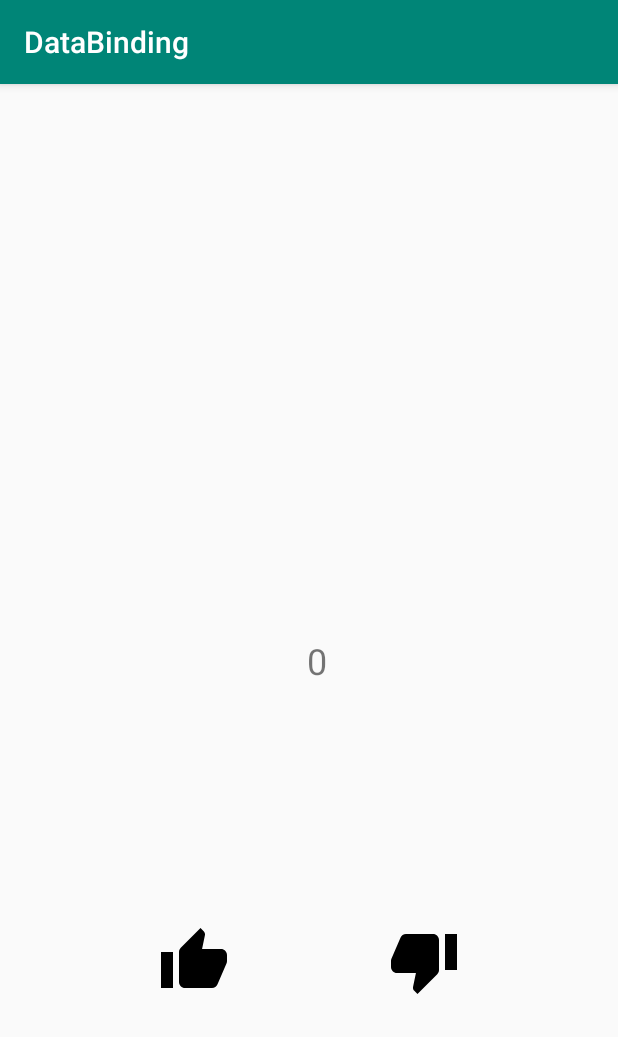
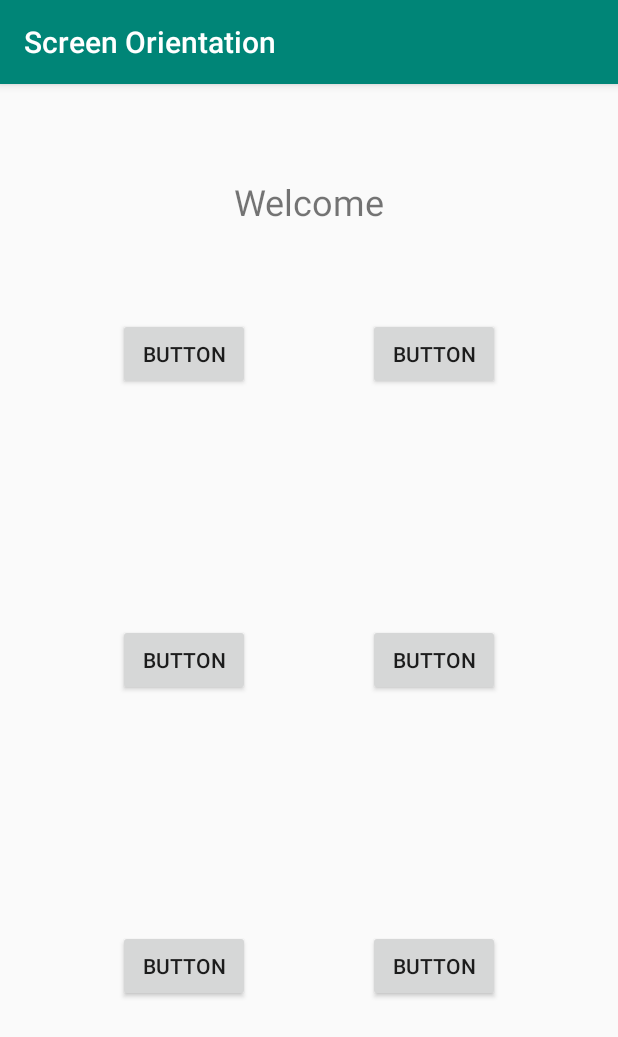
Before and after one commit to YouLe2016/Android, an Android app: the screen it shows after launch (DataBindingActivity before the commit, OrientationActivity after it), on a phone screen of 412 x 824 dp. Shown: the top 1037 px of the screen. Run offline under Robolectric (Android 15) with nearby library versions, the phone set to English and light mode, and no system bars.

Commit message:
screenOrientation onSaveInstanceState

```diff
--- a/app/src/main/AndroidManifest.xml
+++ b/app/src/main/AndroidManifest.xml
@@ -12,8 +12,8 @@
         android:theme="@style/AppTheme"
         tools:ignore="GoogleAppIndexingWarning">
         <activity
-            android:name=".databinding.DataBindingActivity"
-            android:label="DataBinding">
+            android:name=".screen.OrientationActivity"
+            android:label="Screen Orientation">
             <intent-filter>
                 <action android:name="android.intent.action.MAIN" />
 
@@ -21,10 +21,13 @@
             </intent-filter>
         </activity>
         <activity
-            android:name=".livedata.LiveDataActivity"
-            android:label="LiveData">
+            android:name=".databinding.DataBindingActivity"
+            android:label="DataBinding">
 
         </activity>
+        <activity
+            android:name=".livedata.LiveDataActivity"
+            android:label="LiveData"></activity>
         <activity
             android:name=".viewmodel.ViewModelActivity"
             android:label="ViewModel" />
--- a/app/src/main/java/com/wyl/android/lifecycle/BaseActivity.kt
+++ b/app/src/main/java/com/wyl/android/lifecycle/BaseActivity.kt
@@ -28,6 +28,7 @@
 package com.wyl.android.lifecycle
 
 import android.os.Bundle
+import android.util.Log
 import androidx.appcompat.app.AppCompatActivity
 
 /**
@@ -37,8 +38,15 @@ import androidx.appcompat.app.AppCompatActivity
  * 内容描述：
  * 修改说明：
  */
-class BaseActivity : AppCompatActivity() {
+open class BaseActivity : AppCompatActivity() {
+    protected val tag = this.javaClass.name
+
     override fun onCreate(savedInstanceState: Bundle?) {
         super.onCreate(savedInstanceState)
     }
+
+    override fun onDestroy() {
+        Log.d(tag, "onDestroy")
+        super.onDestroy()
+    }
 }
--- /dev/null
+++ b/app/src/main/java/com/wyl/android/screen/OrientationActivity.kt
@@ -0,0 +1,27 @@
+package com.wyl.android.screen
+
+import android.os.Bundle
+import com.wyl.android.R
+import com.wyl.android.lifecycle.BaseActivity
+import kotlinx.android.synthetic.main.screen_orientation_activity.*
+
+
+/*
+ * portrait(竖屏)和landscape(横屏)
+ */
+class OrientationActivity : BaseActivity() {
+
+    override fun onCreate(savedInstanceState: Bundle?) {
+        super.onCreate(savedInstanceState)
+        setContentView(R.layout.screen_orientation_activity)
+        savedInstanceState?.let { textView.text = it.getString("text") }
+
+        button.setOnClickListener { textView.text = getString(R.string.app_name) }
+    }
+
+    override fun onSaveInstanceState(outState: Bundle) {
+        super.onSaveInstanceState(outState)
+        outState.putString("text", textView.text.toString())
+    }
+
+}
--- /dev/null
+++ b/app/src/main/res/layout-land/screen_orientation_activity.xml
@@ -0,0 +1,84 @@
+<?xml version="1.0" encoding="utf-8"?>
+<androidx.constraintlayout.widget.ConstraintLayout xmlns:android="http://schemas.android.com/apk/res/android"
+    xmlns:app="http://schemas.android.com/apk/res-auto"
+    xmlns:tools="http://schemas.android.com/tools"
+    android:layout_width="match_parent"
+    android:layout_height="match_parent"
+    tools:context=".screen.OrientationActivity">
+
+    <Button
+        android:id="@+id/button"
+        android:layout_width="wrap_content"
+        android:layout_height="wrap_content"
+        android:text="Button"
+        app:layout_constraintBottom_toTopOf="@+id/button3"
+        app:layout_constraintEnd_toEndOf="parent"
+        app:layout_constraintEnd_toStartOf="@+id/button2"
+        app:layout_constraintHorizontal_bias="0.5"
+        app:layout_constraintStart_toStartOf="parent"
+        app:layout_constraintTop_toTopOf="parent"
+        app:layout_constraintVertical_bias="0.265" />
+
+    <Button
+        android:id="@+id/button2"
+        android:layout_width="wrap_content"
+        android:layout_height="wrap_content"
+        android:text="Button"
+        app:layout_constraintEnd_toEndOf="parent"
+        app:layout_constraintEnd_toStartOf="@+id/button5"
+        app:layout_constraintHorizontal_bias="0.5"
+        app:layout_constraintStart_toEndOf="@+id/button"
+        app:layout_constraintTop_toTopOf="@+id/button" />
+
+    <Button
+        android:id="@+id/button3"
+        android:layout_width="wrap_content"
+        android:layout_height="wrap_content"
+        android:text="Button"
+        app:layout_constraintBottom_toBottomOf="parent"
+        app:layout_constraintEnd_toStartOf="@+id/button4"
+        app:layout_constraintHorizontal_bias="0.5"
+        app:layout_constraintStart_toStartOf="parent"
+        app:layout_constraintTop_toBottomOf="@+id/button" />
+
+    <Button
+        android:id="@+id/button4"
+        android:layout_width="wrap_content"
+        android:layout_height="wrap_content"
+        android:text="Button"
+        app:layout_constraintEnd_toStartOf="@+id/button6"
+        app:layout_constraintStart_toEndOf="@+id/button3"
+        app:layout_constraintTop_toTopOf="@+id/button3" />
+
+    <Button
+        android:id="@+id/button5"
+        android:layout_width="wrap_content"
+        android:layout_height="wrap_content"
+        android:text="Button"
+        app:layout_constraintEnd_toEndOf="parent"
+        app:layout_constraintHorizontal_bias="0.5"
+        app:layout_constraintStart_toEndOf="@+id/button2"
+        app:layout_constraintTop_toTopOf="@+id/button2" />
+
+    <Button
+        android:id="@+id/button6"
+        android:layout_width="wrap_content"
+        android:layout_height="wrap_content"
+        android:text="Button"
+        app:layout_constraintEnd_toEndOf="parent"
+        app:layout_constraintStart_toEndOf="@+id/button4"
+        app:layout_constraintTop_toTopOf="@+id/button4" />
+
+    <TextView
+        android:id="@+id/textView"
+        android:layout_width="wrap_content"
+        android:layout_height="wrap_content"
+        android:text="@string/welcome"
+        android:textSize="24sp"
+        app:layout_constraintBottom_toTopOf="@+id/button"
+        app:layout_constraintEnd_toEndOf="parent"
+        app:layout_constraintHorizontal_bias="0.5"
+        app:layout_constraintStart_toStartOf="parent"
+        app:layout_constraintTop_toTopOf="parent" />
+
+</androidx.constraintlayout.widget.ConstraintLayout>
--- /dev/null
+++ b/app/src/main/res/layout/screen_orientation_activity.xml
@@ -0,0 +1,86 @@
+<?xml version="1.0" encoding="utf-8"?>
+<androidx.constraintlayout.widget.ConstraintLayout xmlns:android="http://schemas.android.com/apk/res/android"
+    xmlns:app="http://schemas.android.com/apk/res-auto"
+    xmlns:tools="http://schemas.android.com/tools"
+    android:layout_width="match_parent"
+    android:layout_height="match_parent"
+    tools:context=".screen.OrientationActivity">
+
+    <Button
+        android:id="@+id/button"
+        android:layout_width="wrap_content"
+        android:layout_height="wrap_content"
+        android:text="Button"
+        app:layout_constraintBottom_toTopOf="@+id/button3"
+        app:layout_constraintEnd_toEndOf="parent"
+        app:layout_constraintEnd_toStartOf="@+id/button2"
+        app:layout_constraintHorizontal_bias="0.5"
+        app:layout_constraintStart_toStartOf="parent"
+        app:layout_constraintTop_toTopOf="parent"
+        app:layout_constraintVertical_bias="0.265" />
+
+    <Button
+        android:id="@+id/button2"
+        android:layout_width="wrap_content"
+        android:layout_height="wrap_content"
+        android:text="Button"
+        app:layout_constraintEnd_toEndOf="parent"
+        app:layout_constraintHorizontal_bias="0.5"
+        app:layout_constraintStart_toEndOf="@+id/button"
+        app:layout_constraintTop_toTopOf="@+id/button" />
+
+    <Button
+        android:id="@+id/button3"
+        android:layout_width="wrap_content"
+        android:layout_height="wrap_content"
+        android:text="Button"
+        app:layout_constraintBottom_toTopOf="@+id/button5"
+        app:layout_constraintEnd_toStartOf="@+id/button4"
+        app:layout_constraintHorizontal_bias="0.5"
+        app:layout_constraintStart_toStartOf="parent"
+        app:layout_constraintTop_toBottomOf="@+id/button" />
+
+    <Button
+        android:id="@+id/button4"
+        android:layout_width="wrap_content"
+        android:layout_height="wrap_content"
+        android:text="Button"
+        app:layout_constraintEnd_toEndOf="parent"
+        app:layout_constraintHorizontal_bias="0.5"
+        app:layout_constraintStart_toEndOf="@+id/button3"
+        app:layout_constraintTop_toTopOf="@+id/button3" />
+
+    <Button
+        android:id="@+id/button5"
+        android:layout_width="wrap_content"
+        android:layout_height="wrap_content"
+        android:text="Button"
+        app:layout_constraintBottom_toBottomOf="parent"
+        app:layout_constraintEnd_toStartOf="@+id/button6"
+        app:layout_constraintHorizontal_bias="0.5"
+        app:layout_constraintStart_toStartOf="parent"
+        app:layout_constraintTop_toBottomOf="@+id/button3" />
+
+    <Button
+        android:id="@+id/button6"
+        android:layout_width="wrap_content"
+        android:layout_height="wrap_content"
+        android:text="Button"
+        app:layout_constraintEnd_toEndOf="parent"
+        app:layout_constraintHorizontal_bias="0.5"
+        app:layout_constraintStart_toEndOf="@+id/button5"
+        app:layout_constraintTop_toTopOf="@+id/button5" />
+
+    <TextView
+        android:id="@+id/textView"
+        android:layout_width="wrap_content"
+        android:layout_height="wrap_content"
+        android:text="@string/welcome"
+        android:textSize="24sp"
+        app:layout_constraintBottom_toTopOf="@+id/button"
+        app:layout_constraintEnd_toEndOf="parent"
+        app:layout_constraintHorizontal_bias="0.5"
+        app:layout_constraintStart_toStartOf="parent"
+        app:layout_constraintTop_toTopOf="parent" />
+
+</androidx.constraintlayout.widget.ConstraintLayout>
--- a/app/src/main/res/values/strings.xml
+++ b/app/src/main/res/values/strings.xml
@@ -1,3 +1,4 @@
 <resources>
     <string name="app_name">android-learn</string>
+    <string name="welcome">Welcome</string>
 </resources>
```
